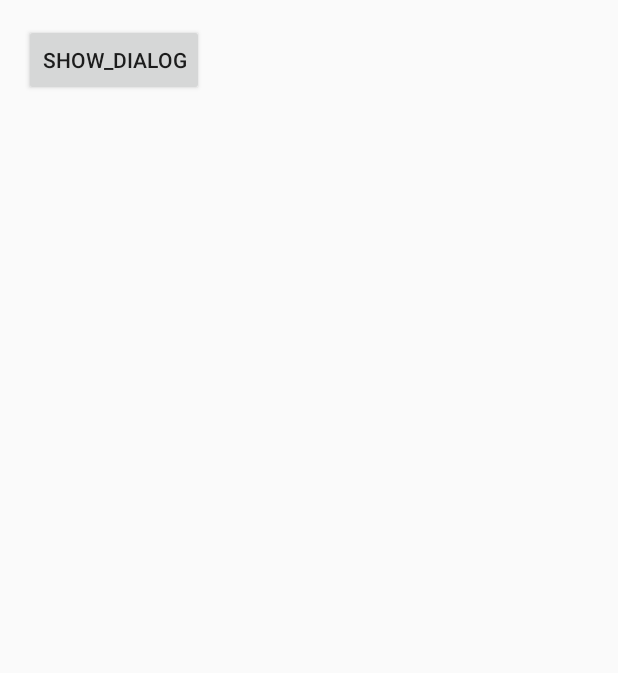
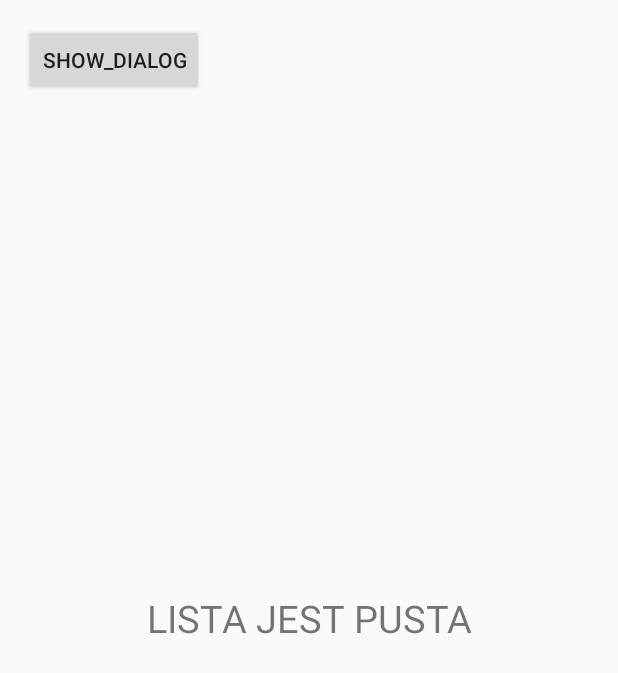
Before and after one commit to trzewa/BandRider, an Android app: the PlanRiderActivity screen opened directly, with no data from a screen before it, on a phone screen of 412 x 824 dp. Shown: the top 673 px of the screen. Run offline under Robolectric (Android 15) with nearby library versions, the phone set to English and light mode, and no system bars.

Commit message:
dodanie domyślnego widoku gdy lista jest pusta

```diff
--- a/app/src/main/res/layout/activity_plan_rider.xml
+++ b/app/src/main/res/layout/activity_plan_rider.xml
@@ -17,5 +17,13 @@
         android:id="@+id/listViewRaider"
         android:layout_alignParentLeft="true"
         android:layout_alignParentStart="true" />
+    <TextView
+        android:id="@id/android:empty"
+        android:text = "LISTA JEST PUSTA"
+        android:layout_width="fill_parent"
+        android:layout_height="fill_parent"
+        android:layout_below = "@id/textView1"
+        android:textSize="25sp"
+        android:gravity="center_vertical|center_horizontal"/>
 
 </RelativeLayout>
```
Also changed, not shown: app/src/main/java/com/example/trzewa/bandrider/PlanRiderActivity.java (line endings or trailing spaces).
